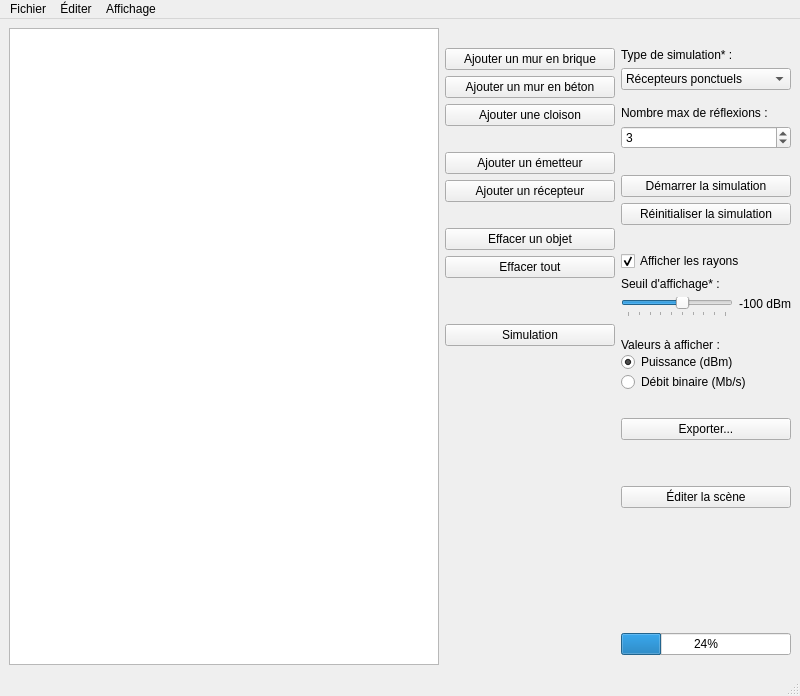
Above: mainwindow.ui from mathphi/TelecomPhysics_ProjectBA3 before the change. Below: the same form after it.
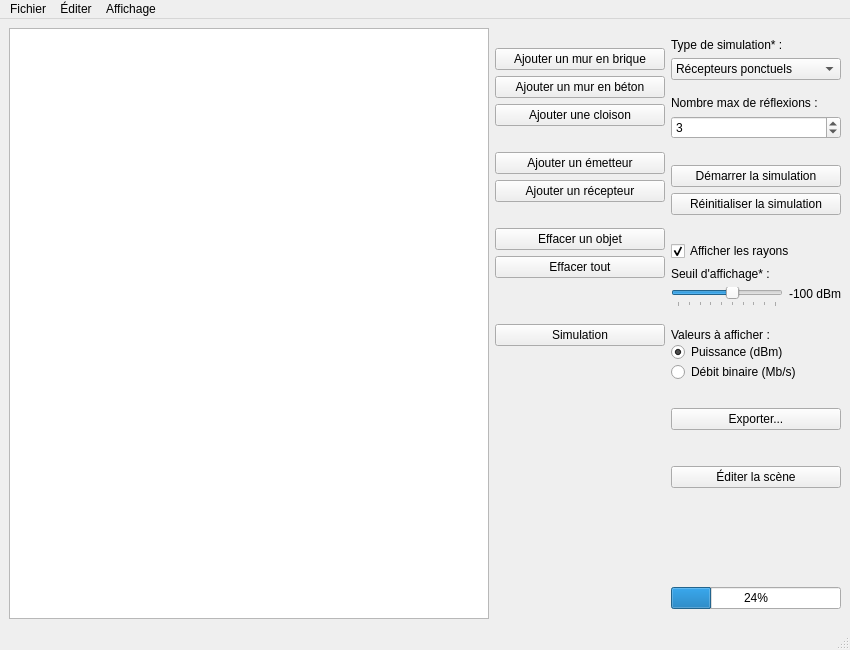
That is the form after the change. Icons and pictures are not drawn.

```diff
--- a/mainwindow.ui
+++ b/mainwindow.ui
@@ -6,14 +6,14 @@
    <rect>
     <x>0</x>
     <y>0</y>
-    <width>800</width>
-    <height>696</height>
+    <width>850</width>
+    <height>650</height>
    </rect>
   </property>
   <property name="minimumSize">
    <size>
-    <width>800</width>
-    <height>600</height>
+    <width>850</width>
+    <height>650</height>
    </size>
   </property>
   <property name="windowTitle">
@@ -233,7 +233,7 @@
          <property name="sizeHint" stdset="0">
           <size>
            <width>20</width>
-           <height>20</height>
+           <height>10</height>
           </size>
          </property>
         </spacer>
@@ -517,7 +517,7 @@
          <property name="sizeHint" stdset="0">
           <size>
            <width>20</width>
-           <height>40</height>
+           <height>30</height>
           </size>
          </property>
         </spacer>
@@ -590,7 +590,7 @@
     <rect>
      <x>0</x>
      <y>0</y>
-     <width>800</width>
+     <width>850</width>
      <height>22</height>
     </rect>
    </property>
```
